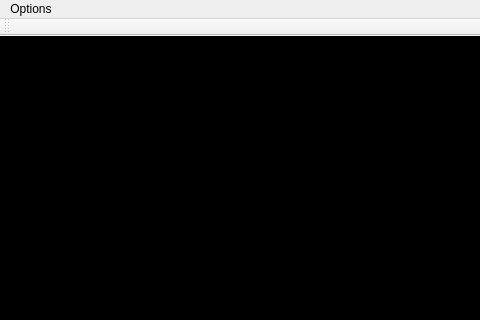
Above: Taller/mainwindow.ui from JuanCarlosMedinaMorales/Juego_final before the change; both pictures show x 0 to 480 and y 0 to 320 of the 1136 by 700 pixel window. Below: the same form after it.
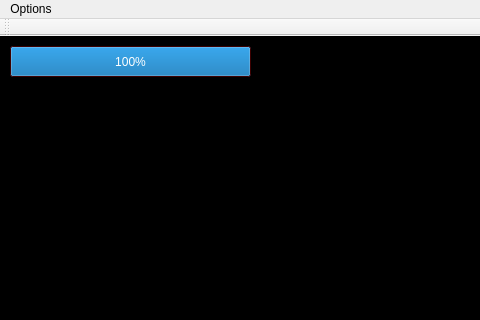
That is the form after the change. Icons and pictures are not drawn.

```diff
--- a/Taller/mainwindow.ui
+++ b/Taller/mainwindow.ui
@@ -27,6 +27,152 @@
      <string notr="true">background-color: rgb(0, 0, 0);</string>
     </property>
    </widget>
+   <widget class="QProgressBar" name="progressBar">
+    <property name="geometry">
+     <rect>
+      <x>10</x>
+      <y>10</y>
+      <width>241</width>
+      <height>31</height>
+     </rect>
+    </property>
+    <property name="palette">
+     <palette>
+      <active>
+       <colorrole role="Button">
+        <brush brushstyle="SolidPattern">
+         <color alpha="255">
+          <red>85</red>
+          <green>0</green>
+          <blue>0</blue>
+         </color>
+        </brush>
+       </colorrole>
+       <colorrole role="Base">
+        <brush brushstyle="SolidPattern">
+         <color alpha="255">
+          <red>85</red>
+          <green>0</green>
+          <blue>0</blue>
+         </color>
+        </brush>
+       </colorrole>
+       <colorrole role="Window">
+        <brush brushstyle="SolidPattern">
+         <color alpha="255">
+          <red>85</red>
+          <green>0</green>
+          <blue>0</blue>
+         </color>
+        </brush>
+       </colorrole>
+       <colorrole role="AlternateBase">
+        <brush brushstyle="SolidPattern">
+         <color alpha="255">
+          <red>0</red>
+          <green>0</green>
+          <blue>0</blue>
+         </color>
+        </brush>
+       </colorrole>
+      </active>
+      <inactive>
+       <colorrole role="Button">
+        <brush brushstyle="SolidPattern">
+         <color alpha="255">
+          <red>85</red>
+          <green>0</green>
+          <blue>0</blue>
+         </color>
+        </brush>
+       </colorrole>
+       <colorrole role="Base">
+        <brush brushstyle="SolidPattern">
+         <color alpha="255">
+          <red>85</red>
+          <green>0</green>
+          <blue>0</blue>
+         </color>
+        </brush>
+       </colorrole>
+       <colorrole role="Window">
+        <brush brushstyle="SolidPattern">
+         <color alpha="255">
+          <red>85</red>
+          <green>0</green>
+          <blue>0</blue>
+         </color>
+        </brush>
+       </colorrole>
+       <colorrole role="AlternateBase">
+        <brush brushstyle="SolidPattern">
+         <color alpha="255">
+          <red>0</red>
+          <green>0</green>
+          <blue>0</blue>
+         </color>
+        </brush>
+       </colorrole>
+      </inactive>
+      <disabled>
+       <colorrole role="Button">
+        <brush brushstyle="SolidPattern">
+         <color alpha="255">
+          <red>85</red>
+          <green>0</green>
+          <blue>0</blue>
+         </color>
+        </brush>
+       </colorrole>
+       <colorrole role="Base">
+        <brush brushstyle="SolidPattern">
+         <color alpha="255">
+          <red>85</red>
+          <green>0</green>
+          <blue>0</blue>
+         </color>
+        </brush>
+       </colorrole>
+       <colorrole role="Window">
+        <brush brushstyle="SolidPattern">
+         <color alpha="255">
+          <red>85</red>
+          <green>0</green>
+          <blue>0</blue>
+         </color>
+        </brush>
+       </colorrole>
+       <colorrole role="AlternateBase">
+        <brush brushstyle="SolidPattern">
+         <color alpha="255">
+          <red>0</red>
+          <green>0</green>
+          <blue>0</blue>
+         </color>
+        </brush>
+       </colorrole>
+      </disabled>
+     </palette>
+    </property>
+    <property name="cursor">
+     <cursorShape>WaitCursor</cursorShape>
+    </property>
+    <property name="styleSheet">
+     <string notr="true">background-image: url(:/Images/made.jpg);
+background-color: rgb(85, 0, 0);
+alternate-background-color: rgb(0, 0, 0);
+</string>
+    </property>
+    <property name="value">
+     <number>100</number>
+    </property>
+    <property name="invertedAppearance">
+     <bool>false</bool>
+    </property>
+    <property name="textDirection">
+     <enum>QProgressBar::BottomToTop</enum>
+    </property>
+   </widget>
   </widget>
   <widget class="QMenuBar" name="menuBar">
    <property name="geometry">
```
